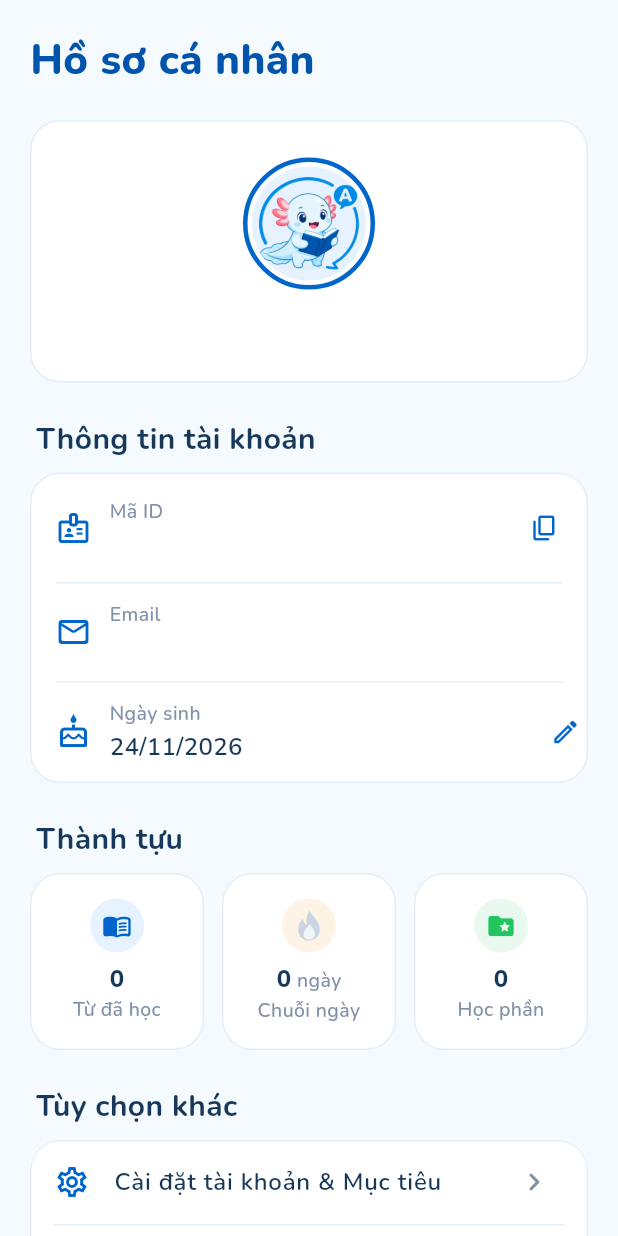
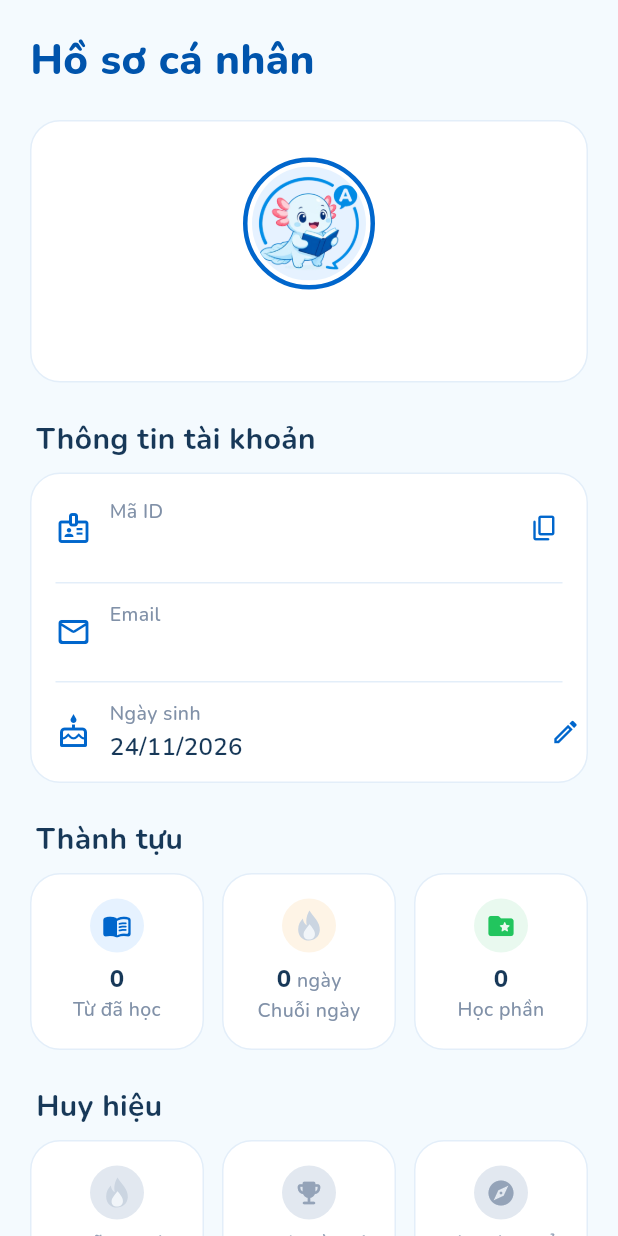
Before and after one commit to QuangDuc-ptit/INT1449_Nhom3_KTHP, a Flutter app: the ProfileScreen screen opened directly, on a phone screen of 412 x 824 dp. Run offline on Flutter 3.47's test engine with Material 3 defaults, Android fonts, the phone set to English and light mode, and no system bars; our stand-ins replace audioplayers, flutter_tts, shared_preferences, speech_to_text; accounts and stored records are empty.

Commit message:
feat(fe1): Màn 15 thêm huy hiệu Chuỗi 7 ngày, 100 từ đầu tiên, Nhà thám hiểm
Chưa mở khoá thì hiện xám kèm điều kiện và tiến độ (đặc tả §4.6).

```diff
--- a/karvocab_flutter/lib/core/constants/app_strings.dart
+++ b/karvocab_flutter/lib/core/constants/app_strings.dart
@@ -186,6 +186,16 @@ class AppStrings {
   static const String profileBirthDateSaved = 'Đã cập nhật ngày sinh';
   static const String profileBirthDateHelp = 'Chọn ngày sinh';
   static const String profileAchievements = 'Thành tựu';
+  static const String profileBadges = 'Huy hiệu';
+  static const String badgeStreak7 = 'Chuỗi 7 ngày';
+  static const String badgeStreak7Condition = 'Học 7 ngày liên tục';
+  static const String badgeFirst100 = '100 từ đầu tiên';
+  static const String badgeFirst100Condition = 'Học đủ 100 từ';
+  static const String badgeExplorer = 'Nhà thám hiểm';
+  static const String badgeExplorerCondition = 'Tạo trên 5 học phần';
+  static String badgeProgress(int current, int target) => '$current/$target';
+  static const String badgeUnlocked = 'Đã mở khoá';
+  static const String badgeLocked = 'Chưa mở khoá';
   static const String profileWordsLearned = 'Từ đã học';
   /// Màn 17: mục tiêu ngày đếm số từ khác nhau trả lời đúng (giống Trang chủ).
   static const String settingsDailyGoalLabel = 'Số từ cần học mỗi ngày';
--- /dev/null
+++ b/karvocab_flutter/lib/data/models/learning_badge.dart
@@ -0,0 +1,30 @@
+/// Huy hiệu ở Hồ sơ (Màn 15, đặc tả §4.6). Luật mở khoá tính từ dữ liệu học thật.
+enum LearningBadgeKind { streak7, first100, explorer }
+
+class LearningBadge {
+  final LearningBadgeKind kind;
+
+  /// Tiến độ hiện tại và mốc cần đạt, vd chuỗi 3/7 ngày.
+  final int progress;
+  final int target;
+
+  const LearningBadge(this.kind, {required this.progress, required this.target});
+
+  bool get unlocked => progress >= target;
+
+  /// Tiến độ hiển thị, không vượt quá mốc.
+  int get shownProgress => progress > target ? target : progress;
+
+  /// - `7-day streak`: chuỗi dài nhất đạt 7 ngày liên tục.
+  /// - `First 100`: đã học đủ 100 từ.
+  /// - `Word Explorer`: đã tạo trên 5 học phần (từ 6 trở lên).
+  static List<LearningBadge> evaluate({
+    required int highestStreak,
+    required int wordsLearned,
+    required int collections,
+  }) => [
+    LearningBadge(LearningBadgeKind.streak7, progress: highestStreak, target: 7),
+    LearningBadge(LearningBadgeKind.first100, progress: wordsLearned, target: 100),
+    LearningBadge(LearningBadgeKind.explorer, progress: collections, target: 6),
+  ];
+}
--- a/karvocab_flutter/lib/presentation/screens/profile_screen.dart
+++ b/karvocab_flutter/lib/presentation/screens/profile_screen.dart
@@ -7,6 +7,7 @@ import '../../core/constants/app_dimensions.dart';
 import '../../core/constants/app_strings.dart';
 import '../../core/theme/app_typography.dart';
 import '../../core/utils/date_format.dart';
+import '../../data/models/learning_badge.dart';
 import '../../data/models/user_profile_model.dart';
 import '../../data/repositories/auth_repository.dart';
 import '../../data/repositories/collection_store.dart';
@@ -101,6 +102,9 @@ class _ProfileScreenState extends State<ProfileScreen> {
                         const SizedBox(height: AppDimensions.space24),
                         const _SectionTitle(AppStrings.profileAchievements),
                         _buildAchievements(profile),
+                        const SizedBox(height: AppDimensions.space24),
+                        const _SectionTitle(AppStrings.profileBadges),
+                        _buildBadges(profile),
                         const SizedBox(height: AppDimensions.space24),
                         const _SectionTitle(AppStrings.profileMore),
                         _buildMoreOptions(),
@@ -203,6 +207,25 @@ class _ProfileScreenState extends State<ProfileScreen> {
     );
   }
 
+  Widget _buildBadges(UserProfileModel profile) {
+    final badges = LearningBadge.evaluate(
+      highestStreak: _dashboard.highestStreak > profile.currentStreak ? _dashboard.highestStreak : profile.currentStreak,
+      wordsLearned: profile.totalWordsLearned,
+      collections: profile.totalCollections,
+    );
+    return IntrinsicHeight(
+      child: Row(
+        crossAxisAlignment: CrossAxisAlignment.stretch,
+        children: [
+          for (var i = 0; i < badges.length; i++) ...[
+            if (i > 0) const SizedBox(width: AppDimensions.space12),
+            Expanded(child: _BadgeTile(badge: badges[i])),
+          ],
+        ],
+      ),
+    );
+  }
+
   Widget _buildMoreOptions() {
     // Material (thay vì Container có màu nền) để ListTile vẽ được hiệu ứng bấm.
     return Material(
@@ -280,7 +303,7 @@ class _Card extends StatelessWidget {
   final Widget child;
   final EdgeInsetsGeometry padding;
 
-  const _Card({required this.child, this.padding = EdgeInsets.zero});
+  const _Card({super.key, required this.child, this.padding = EdgeInsets.zero});
 
   @override
   Widget build(BuildContext context) {
@@ -381,6 +404,80 @@ class _InfoRow extends StatelessWidget {
   }
 }
 
+/// Ô huy hiệu: đã mở thì có màu; chưa mở thì xám kèm điều kiện và tiến độ (đặc tả §4.6).
+class _BadgeTile extends StatelessWidget {
+  final LearningBadge badge;
+
+  const _BadgeTile({required this.badge});
+
+  @override
+  Widget build(BuildContext context) {
+    final (String title, String condition, IconData icon, Color color, Color tint) = switch (badge.kind) {
+      LearningBadgeKind.streak7 => (
+          AppStrings.badgeStreak7,
+          AppStrings.badgeStreak7Condition,
+          Icons.local_fire_department_rounded,
+          AppColors.warningOrange,
+          AppColors.quizAlmostTint,
+        ),
+      LearningBadgeKind.first100 => (
+          AppStrings.badgeFirst100,
+          AppStrings.badgeFirst100Condition,
+          Icons.emoji_events_rounded,
+          AppColors.practicePrimary,
+          AppColors.practiceSelectedFill,
+        ),
+      LearningBadgeKind.explorer => (
+          AppStrings.badgeExplorer,
+          AppStrings.badgeExplorerCondition,
+          Icons.explore_rounded,
+          AppColors.successGreen,
+          AppColors.quizCorrectTint,
+        ),
+    };
+    final on = badge.unlocked;
+    final Widget symbol = badge.kind == LearningBadgeKind.streak7
+        ? StreakFlame(size: AppDimensions.iconSmall, lit: on)
+        : Icon(icon, color: on ? color : AppColors.textMuted, size: AppDimensions.iconSmall);
+
+    return Semantics(
+      label: '$title, ${on ? AppStrings.badgeUnlocked : AppStrings.badgeLocked}',
+      excludeSemantics: !on,
+      child: _Card(
+        key: Key('badge_${badge.kind.name}'),
+        padding: const EdgeInsets.symmetric(vertical: AppDimensions.space16, horizontal: AppDimensions.space8),
+        child: Column(
+          children: [
+            Container(
+              width: AppDimensions.profileStatIconBox,
+              height: AppDimensions.profileStatIconBox,
+              decoration: BoxDecoration(color: on ? tint : AppColors.borderLight, shape: BoxShape.circle),
+              child: Center(child: symbol),
+            ),
+            const SizedBox(height: AppDimensions.space8),
+            Text(
+              title,
+              textAlign: TextAlign.center,
+              style: AppTypography.quizCaption.copyWith(
+                color: on ? AppColors.practiceTextPrimary : AppColors.textMuted,
+                fontWeight: FontWeight.w700,
+              ),
+            ),
+            if (!on) ...[
+              const SizedBox(height: AppDimensions.space4),
+              Text(
+                '$condition · ${AppStrings.badgeProgress(badge.shownProgress, badge.target)}',
+                textAlign: TextAlign.center,
+                style: AppTypography.quizCaption.copyWith(color: AppColors.textMuted),
+              ),
+            ],
+          ],
+        ),
+      ),
+    );
+  }
+}
+
 class _StatTile extends StatelessWidget {
   final IconData icon;
   final Widget? iconWidget;
```
Also changed, not shown: 1 other file.
